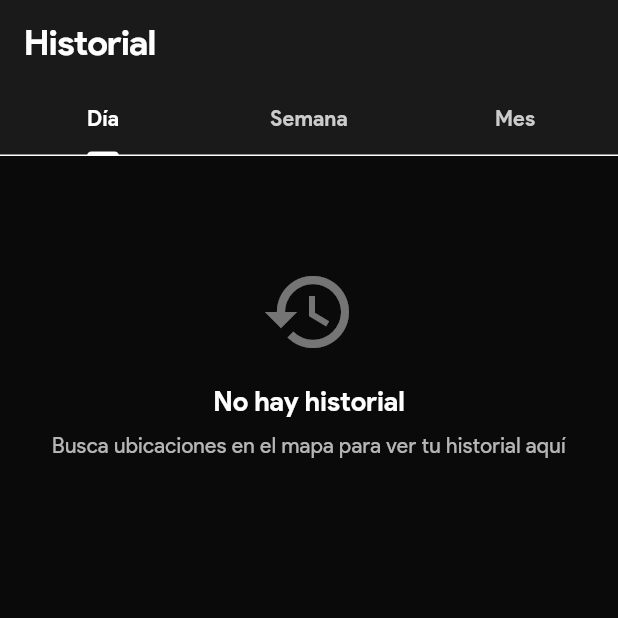
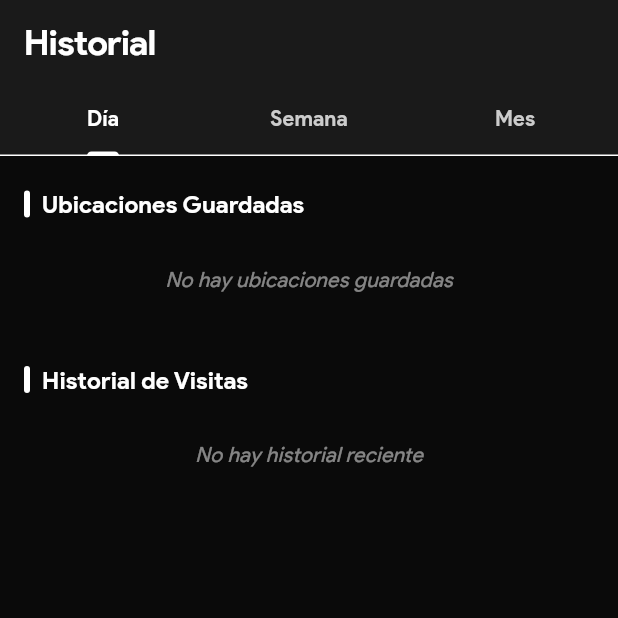
Before and after one commit to UlisesFTP/Aeris-, a Flutter app: the HistoryScreen screen opened directly, on a phone screen of 412 x 824 dp, the top half of it. Run offline on Flutter 3.47's test engine with Material 3 defaults, Android fonts, the light colour scheme and no system bars; our stand-ins replace firebase_core, firebase_messaging, fl_chart, flutter_local_notifications, flutter_map, geolocator and 3 more; accounts and stored records are empty; network calls fail.

Commit message:
Guardar cualquier ubicacion

```diff
--- a/air_quality_flutter/lib/screens/history_screen.dart
+++ b/air_quality_flutter/lib/screens/history_screen.dart
@@ -38,7 +38,11 @@ class _HistoryScreenState extends State<HistoryScreen>
   Future<void> _loadHistory(TimeFilter filter) async {
     setState(() => _isLoading = true);
     final appState = context.read<AppState>();
-    await appState.loadLocationHistory(filter);
+    // Cargar historial y asegurar que las ubicaciones guardadas estén actualizadas
+    await Future.wait([
+      appState.loadLocationHistory(filter),
+      appState.loadSavedLocationsFromApi(),
+    ]);
     setState(() => _isLoading = false);
   }
 
@@ -69,59 +73,118 @@ class _HistoryScreenState extends State<HistoryScreen>
             onRefresh: () => _loadHistory(appState.currentHistoryFilter),
             child: _isLoading
                 ? const Center(child: CircularProgressIndicator())
-                : appState.locationHistory.isEmpty
-                    ? _buildEmptyState(context)
-                    : _buildHistoryList(context, appState.locationHistory),
+                : ListView(
+                    padding: const EdgeInsets.all(16.0),
+                    children: [
+                      // SECCIÓN 1: Ubicaciones Guardadas
+                      _buildSectionHeader(context, 'Ubicaciones Guardadas'),
+                      if (appState.savedLocations.isEmpty)
+                        _buildEmptySection(
+                            context, 'No hay ubicaciones guardadas')
+                      else
+                        ...appState.savedLocations.values.map(
+                            (loc) => _buildSavedLocationItem(context, loc)),
+
+                      const SizedBox(height: 24),
+
+                      // SECCIÓN 2: Historial de Visitas
+                      _buildSectionHeader(context, 'Historial de Visitas'),
+                      if (appState.locationHistory.isEmpty)
+                        _buildEmptySection(context, 'No hay historial reciente')
+                      else
+                        ...appState.locationHistory
+                            .map((visit) => _buildHistoryItem(context, visit)),
+
+                      // Espacio extra al final
+                      const SizedBox(height: 48),
+                    ],
+                  ),
           ),
         );
       },
     );
   }
 
-  Widget _buildEmptyState(BuildContext context) {
-    return ListView(
-      padding: const EdgeInsets.all(24.0),
+  Widget _buildSectionHeader(BuildContext context, String title) {
+    return Padding(
+      padding: const EdgeInsets.only(bottom: 12.0, top: 4.0),
+      child: Row(
         children: [
-        const SizedBox(height: 48),
-        Icon(
-          Icons.history,
-          size: 64,
-          color: Theme.of(context).colorScheme.secondary.withOpacity(0.5),
+          Container(
+            width: 4,
+            height: 18,
+            decoration: BoxDecoration(
+              color: Theme.of(context).colorScheme.primary,
+              borderRadius: BorderRadius.circular(2),
             ),
-        const SizedBox(height: 16),
+          ),
+          const SizedBox(width: 8),
           Text(
-          'No hay historial',
-          textAlign: TextAlign.center,
-          style: Theme.of(context).textTheme.titleLarge,
-        ),
-        const SizedBox(height: 8),
-        Text(
-          'Busca ubicaciones en el mapa para ver tu historial aquí',
-          textAlign: TextAlign.center,
-          style: Theme.of(context).textTheme.bodyMedium?.copyWith(
-                color: Theme.of(context).colorScheme.onSurface.withOpacity(0.7),
+            title,
+            style: Theme.of(context).textTheme.titleMedium?.copyWith(
+                  fontWeight: FontWeight.bold,
                 ),
           ),
         ],
+      ),
     );
   }
 
-  Widget _buildHistoryList(BuildContext context, List<LocationVisit> history) {
-    return ListView.builder(
-      padding: const EdgeInsets.all(16.0),
-      itemCount: history.length,
-      itemBuilder: (context, index) {
-        final visit = history[index];
+  Widget _buildEmptySection(BuildContext context, String message) {
+    return Padding(
+      padding: const EdgeInsets.symmetric(vertical: 16.0),
+      child: Center(
+        child: Text(
+          message,
+          style: Theme.of(context).textTheme.bodyMedium?.copyWith(
+                color: Theme.of(context).colorScheme.onSurface.withOpacity(0.5),
+                fontStyle: FontStyle.italic,
+              ),
+        ),
+      ),
+    );
+  }
+
+  Widget _buildSavedLocationItem(BuildContext context, SavedLocation location) {
     return Card(
-          margin: const EdgeInsets.only(bottom: 12),
+      margin: const EdgeInsets.only(bottom: 8),
+      child: ListTile(
+        leading: Icon(
+          Icons.bookmark,
+          color: Theme.of(context).colorScheme.primary,
+        ),
+        title: Text(location.displayName ?? location.name),
+        subtitle: Text(
+          '${location.latitude.toStringAsFixed(2)}, ${location.longitude.toStringAsFixed(2)}',
+        ),
+        trailing: IconButton(
+          icon: const Icon(Icons.delete_outline, color: Colors.redAccent),
+          onPressed: () {
+            _confirmDelete(context, location);
+          },
+        ),
+        onTap: () {
+          context
+              .findAncestorStateOfType<MainShellState>()
+              ?.navigateToMapAndLoadLocation(location.toLocationSearchResult());
+        },
+      ),
+    );
+  }
+
+  Widget _buildHistoryItem(BuildContext context, LocationVisit visit) {
+    return Card(
+      margin: const EdgeInsets.only(bottom: 8),
       child: ListTile(
         leading: CircleAvatar(
-              backgroundColor: Theme.of(context).colorScheme.primaryContainer,
+          backgroundColor:
+              Theme.of(context).colorScheme.surfaceContainerHighest,
           child: Text(
             '${visit.searchCount}',
             style: TextStyle(
-                  color: Theme.of(context).colorScheme.onPrimaryContainer,
+              color: Theme.of(context).colorScheme.onSurfaceVariant,
               fontWeight: FontWeight.bold,
+              fontSize: 12,
             ),
           ),
         ),
@@ -131,33 +194,50 @@ class _HistoryScreenState extends State<HistoryScreen>
           children: [
             Text(
               '${visit.latitude.toStringAsFixed(2)}, ${visit.longitude.toStringAsFixed(2)}',
+              style: const TextStyle(fontSize: 12),
             ),
-                const SizedBox(height: 4),
             Text(
               visit.getRelativeTime(),
-                  style: Theme.of(context).textTheme.bodySmall?.copyWith(
-                        color: Theme.of(context)
-                            .colorScheme
-                            .secondary
-                            .withOpacity(0.8),
+              style: TextStyle(
+                color: Theme.of(context).colorScheme.secondary,
+                fontSize: 11,
               ),
             ),
           ],
         ),
-            trailing: Icon(
-              Icons.chevron_right,
-              color: Theme.of(context).colorScheme.secondary,
-            ),
+        trailing: const Icon(Icons.chevron_right, size: 20),
         onTap: () {
-              // Navigate to map with this location
           context
               .findAncestorStateOfType<MainShellState>()
-                  ?.navigateToMapAndLoadLocation(
-                      visit.toLocationSearchResult());
+              ?.navigateToMapAndLoadLocation(visit.toLocationSearchResult());
         },
       ),
     );
+  }
+
+  void _confirmDelete(BuildContext context, SavedLocation location) {
+    showDialog(
+      context: context,
+      builder: (ctx) => AlertDialog(
+        title: const Text('Eliminar ubicación'),
+        content: Text('¿Seguro que quieres eliminar "${location.name}"?'),
+        actions: [
+          TextButton(
+            onPressed: () => Navigator.pop(ctx),
+            child: const Text('Cancelar'),
+          ),
+          TextButton(
+            onPressed: () {
+              Navigator.pop(ctx);
+              context.read<AppState>().removeSavedLocation(location.id!);
+              ScaffoldMessenger.of(context).showSnackBar(
+                SnackBar(content: Text('"${location.name}" eliminada')),
+              );
             },
+            child: const Text('Eliminar', style: TextStyle(color: Colors.red)),
+          ),
+        ],
+      ),
     );
   }
 }
```
Lines whose indentation alone changed are shown as unchanged.
